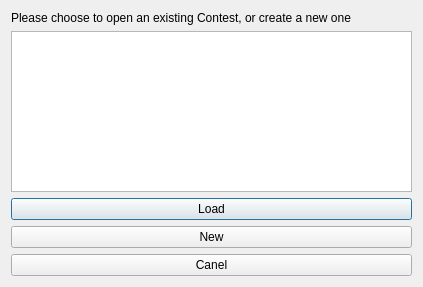
The window that DialogProgramStart.ui (4ice/Project_DV1456) describes before a commit, drawn with Qt 5.
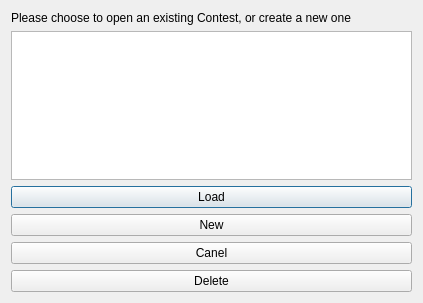
The same window after the commit.

The edit to the form file:
```diff
--- a/DialogProgramStart.ui
+++ b/DialogProgramStart.ui
@@ -7,7 +7,7 @@
     <x>0</x>
     <y>0</y>
     <width>423</width>
-    <height>287</height>
+    <height>303</height>
    </rect>
   </property>
   <property name="windowTitle">
@@ -45,6 +45,13 @@
      </property>
     </widget>
    </item>
+   <item>
+    <widget class="QPushButton" name="BnDelete">
+     <property name="text">
+      <string>Delete</string>
+     </property>
+    </widget>
+   </item>
   </layout>
  </widget>
  <resources/>
```
